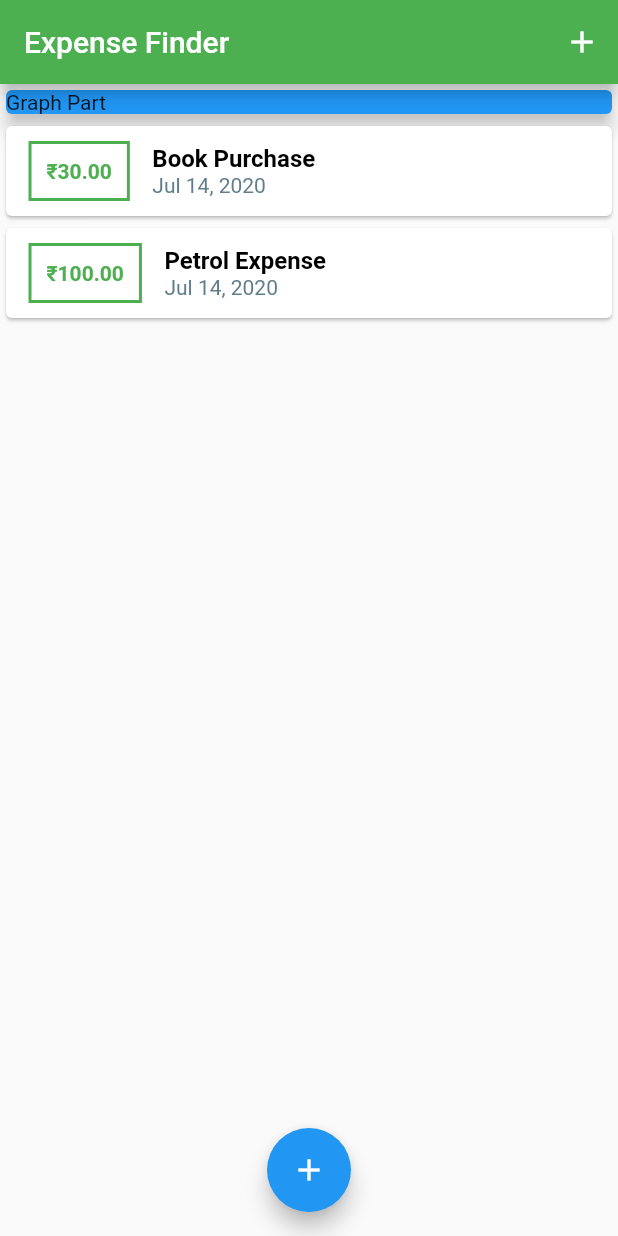
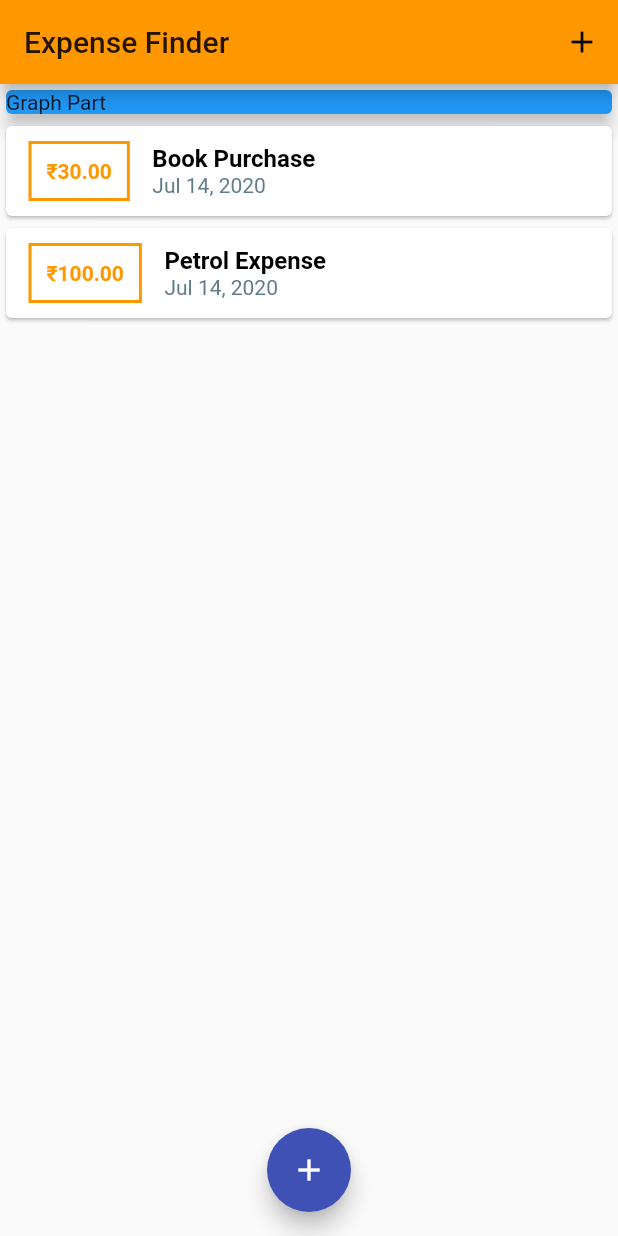
Before and after one commit to dipinkp1993/expenseFinderflutter, a Flutter app: the screen it shows after launch, on a phone screen of 412 x 824 dp. Run offline on Flutter 3.47's test engine with Material 2 defaults, Android fonts, the phone set to English and light mode, and no system bars.

Commit message:
theming0primary swatch in theme Theme.of(context).prima....

```diff
--- a/lib/main.dart
+++ b/lib/main.dart
@@ -10,6 +10,10 @@ class MyApp extends StatelessWidget {
   Widget build(BuildContext context) {
     return MaterialApp(
       title: 'Expense Finder',
+      theme: ThemeData(
+        primarySwatch: Colors.orange,
+        accentColor: Colors.indigo,
+      ),
       home: MyHomePage(),
     );
   }
@@ -65,7 +69,6 @@ class _MyHomePageState extends State<MyHomePage> {
     return Scaffold(
       appBar: AppBar(
         title: Text('Expense Finder'),
-        backgroundColor: Colors.green,
         actions: <Widget>[
           IconButton(
               icon: Icon(Icons.add),
--- a/lib/widgets/transaction_list.dart
+++ b/lib/widgets/transaction_list.dart
@@ -17,10 +17,12 @@ class TransactionList extends StatelessWidget {
                 Container(
                   child: Text('₹${userTrans[index].amount.toStringAsFixed(2)}',
                       style: TextStyle(
-                          fontWeight: FontWeight.bold, color: Colors.green)),
+                          fontWeight: FontWeight.bold,
+                          color: Theme.of(context).primaryColor)),
                   margin: EdgeInsets.symmetric(horizontal: 15, vertical: 10),
                   decoration: BoxDecoration(
-                      border: Border.all(color: Colors.green, width: 2)),
+                      border: Border.all(
+                          color: Theme.of(context).primaryColor, width: 2)),
                   padding: EdgeInsets.all(10),
                 ),
                 Column(
```
Also changed, not shown: lib/widgets/user_transaction.dart (deleted, +0 -21 lines).
